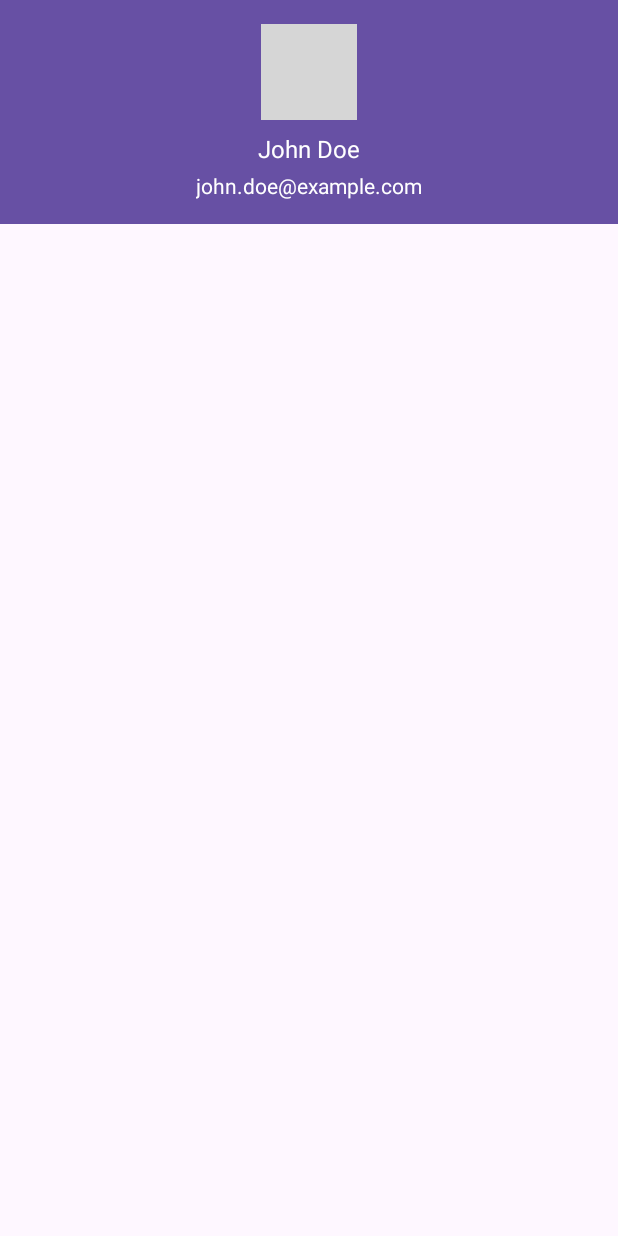
After one commit to ImadSaddik/DoCamp, an Android app: the layout left_navigation_drawer_header.xml on its own in the app's theme, with its tools: preview values and no code run, on a phone screen of 412 x 824 dp. The commit adds this screen. Run offline under Robolectric (Android 15) with nearby library versions, the phone set to English and light mode, and no system bars; Roboto replaces fonts that are not available here; grey boxes are pictures that could not be loaded.

Commit message:
Added navigation drawers

```diff
--- /dev/null
+++ b/app/src/main/res/layout/left_navigation_drawer_header.xml
@@ -0,0 +1,36 @@
+<!-- res/layout/navigation_drawer_header.xml -->
+<LinearLayout
+    xmlns:android="http://schemas.android.com/apk/res/android"
+    android:layout_width="match_parent"
+    android:layout_height="wrap_content"
+    android:orientation="vertical"
+    android:padding="16dp"
+    android:background="?attr/colorPrimaryDark">
+
+    <ImageView
+        android:id="@+id/profileImage"
+        android:layout_width="64dp"
+        android:layout_height="64dp"
+        android:src="@drawable/circle_button"
+        android:layout_gravity="center_horizontal" />
+
+    <TextView
+        android:id="@+id/usernameTextView"
+        android:layout_width="wrap_content"
+        android:layout_height="wrap_content"
+        android:text="John Doe"
+        android:textColor="@android:color/white"
+        android:textSize="16sp"
+        android:layout_gravity="center_horizontal"
+        android:layout_marginTop="8dp"/>
+
+    <TextView
+        android:id="@+id/emailTextView"
+        android:layout_width="wrap_content"
+        android:layout_height="wrap_content"
+        android:text="john.doe@example.com"
+        android:textColor="@android:color/white"
+        android:textSize="14sp"
+        android:layout_gravity="center_horizontal"
+        android:layout_marginTop="4dp"/>
+</LinearLayout>
```
Also changed, not shown: app/src/main/java/com/example/ragapplication/HandleSwipeAndDrawers.java (added, +51 -0 lines), app/src/main/java/com/example/ragapplication/MainActivity.java (+49 -5 lines), app/src/main/res/layout/activity_main.xml (+29 -3 lines), app/src/main/res/layout/right_navigation_drawer_header.xml (added, +35 -0 lines), app/src/main/res/menu/left_drawer_menu.xml (added, +12 -0 lines), app/src/main/res/menu/right_drawer_menu.xml (added, +16 -0 lines).
